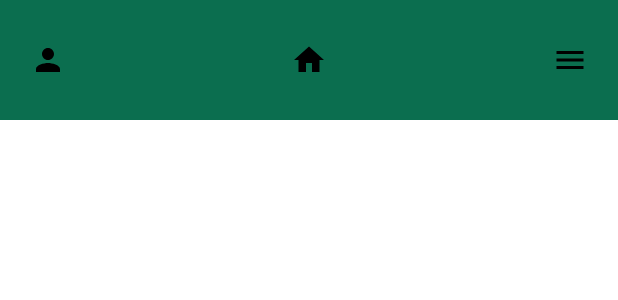
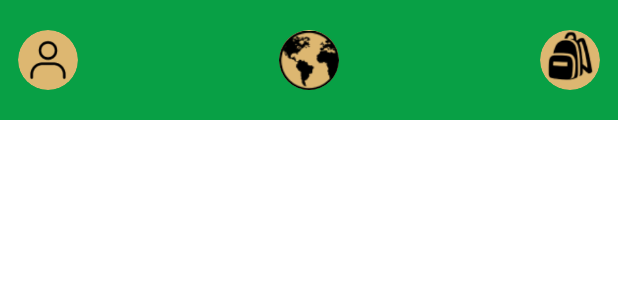
Before and after one commit to KubaC701/pokemon-go, an Android app built with Jetpack Compose: the @Preview function NavigationBarPreview, on a phone screen of 412 x 824 dp. Shown: the top 300 px of the screen. Run offline under Robolectric (Android 15) with nearby library versions, the phone set to English and light mode, and no system bars; network calls fail.

Commit message:
apdate navbar

```diff
--- a/app/src/main/java/com/cdv/pokemongo/ui/composables/NavigationBar.kt
+++ b/app/src/main/java/com/cdv/pokemongo/ui/composables/NavigationBar.kt
@@ -5,32 +5,29 @@ import androidx.compose.foundation.layout.Arrangement
 import androidx.compose.foundation.layout.Row
 import androidx.compose.foundation.layout.fillMaxWidth
 import androidx.compose.foundation.layout.padding
-import androidx.compose.material.icons.Icons
-import androidx.compose.material.icons.filled.Home
-import androidx.compose.material.icons.filled.Menu
-import androidx.compose.material.icons.filled.Person
 import androidx.compose.material3.Icon
 import androidx.compose.material3.IconButton
+import androidx.compose.material3.IconButtonDefaults
 import androidx.compose.runtime.Composable
 import androidx.compose.runtime.getValue
 import androidx.compose.ui.Modifier
-import androidx.compose.ui.graphics.vector.ImageVector
+import androidx.compose.ui.graphics.painter.Painter
+import androidx.compose.ui.res.painterResource
 import androidx.compose.ui.tooling.preview.Preview
 import androidx.compose.ui.unit.dp
 import androidx.navigation.NavController
 import androidx.navigation.compose.currentBackStackEntryAsState
 import androidx.navigation.compose.rememberNavController
+import com.cdv.pokemongo.R
 import com.cdv.pokemongo.Screen
-import com.cdv.pokemongo.ui.theme.PrimaryColor
+import com.cdv.pokemongo.ui.theme.SecondaryColor
+import com.cdv.pokemongo.ui.theme.TertiaryColor
 
 
-data class BottomNavItem(val route: String, val icon: ImageVector, val label: String)
+data class BottomNavItem(val route: String, val icon: Painter, val label: String)
 
-val BottomNavItems = listOf(
-    BottomNavItem(Screen.Profile.name, Icons.Default.Person, "Profile"),
-    BottomNavItem(Screen.Main.name, Icons.Default.Home, "Game"),
-    BottomNavItem(Screen.Bag.name, Icons.Default.Menu, "Backpack")
-)
+
+
 
 @Composable
 fun BottomNavigationBar(navController: NavController) {
@@ -39,10 +36,16 @@ fun BottomNavigationBar(navController: NavController) {
     Row(
         Modifier
             .fillMaxWidth()
-            .background(PrimaryColor)
+            .background(TertiaryColor)
             .padding(8.dp, 16.dp), Arrangement.SpaceBetween
 
     ) {
+
+        val BottomNavItems = listOf(
+            BottomNavItem(Screen.Profile.name, painterResource (id = R.drawable.usericon), "Profile"),
+            BottomNavItem(Screen.Main.name, painterResource (id = R.drawable.earthicon), "Game"),
+            BottomNavItem(Screen.Bag.name, painterResource (id = R.drawable.bagpackicon), "Backpack")
+        )
 
         BottomNavItems.forEach { item ->
             IconButton(
@@ -53,6 +56,9 @@ fun BottomNavigationBar(navController: NavController) {
                         launchSingleTop = true
                     }
                 },
+                colors = IconButtonDefaults.iconButtonColors(
+                    containerColor = SecondaryColor
+                )
             ) {
                 Icon(item.icon, contentDescription = item.label)
             }
```
Also changed, not shown: app/src/main/java/com/cdv/pokemongo/ui/composables/MyPokemon.kt (added, +33 -0 lines), app/src/main/java/com/cdv/pokemongo/ui/composables/OptionsButton.kt (+10 -13 lines), app/src/main/res/drawable/bagpackicon.png (added), app/src/main/res/drawable/earthicon.png (added), app/src/main/res/drawable/usericon.png (added).
